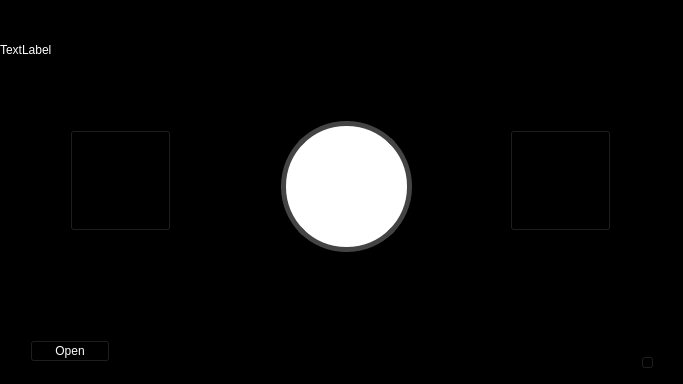
This is ViewLayer/SongPlayerUi.ui in UCSolarCarTeam/Epsilon-Onboard-Media-Control as Qt 5 draws it before an edit. The edited form follows.
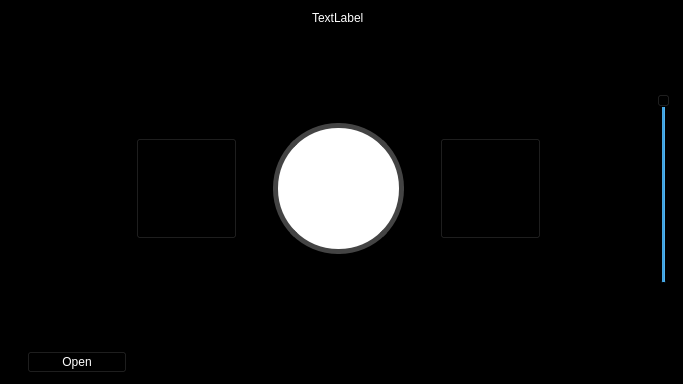
This is the edited form. Icons and pictures are not drawn.

Diff of the .ui file:
```diff
--- a/ViewLayer/SongPlayerUi.ui
+++ b/ViewLayer/SongPlayerUi.ui
@@ -19,14 +19,20 @@
   <property name="styleSheet">
    <string notr="true">background-color:black;</string>
   </property>
+  <layout class="QGridLayout" name="gridLayout">
+   <item row="9" column="1" alignment="Qt::AlignLeft|Qt::AlignBottom">
   <widget class="QPushButton" name="OpenButton">
-   <property name="geometry">
-    <rect>
-     <x>30</x>
-     <y>340</y>
-     <width>80</width>
-     <height>22</height>
-    </rect>
+     <property name="sizePolicy">
+      <sizepolicy hsizetype="Fixed" vsizetype="Fixed">
+       <horstretch>0</horstretch>
+       <verstretch>0</verstretch>
+      </sizepolicy>
+     </property>
+     <property name="minimumSize">
+      <size>
+       <width>100</width>
+       <height>0</height>
+      </size>
    </property>
    <property name="styleSheet">
     <string notr="true">color: white</string>
@@ -35,59 +41,26 @@
     <string>Open</string>
    </property>
   </widget>
-  <widget class="QLabel" name="infoLabel">
-   <property name="geometry">
-    <rect>
-     <x>0</x>
-     <y>40</y>
-     <width>681</width>
-     <height>20</height>
-    </rect>
-   </property>
-   <property name="styleSheet">
-    <string notr="true">color: white</string>
-   </property>
-   <property name="text">
-    <string>TextLabel</string>
-   </property>
-  </widget>
-  <widget class="QPushButton" name="nextSong">
-   <property name="geometry">
-    <rect>
-     <x>510</x>
-     <y>130</y>
-     <width>101</width>
-     <height>101</height>
-    </rect>
-   </property>
-   <property name="styleSheet">
-    <string notr="true">border-image: url(:/Resources/Next.png);</string>
-   </property>
-   <property name="text">
-    <string/>
-   </property>
-  </widget>
-  <widget class="QPushButton" name="prevSong">
-   <property name="geometry">
-    <rect>
-     <x>70</x>
-     <y>130</y>
-     <width>101</width>
-     <height>101</height>
-    </rect>
-   </property>
-   <property name="styleSheet">
-    <string notr="true">border-image: url(:/Resources/Previous.png);</string>
-   </property>
-   <property name="text">
-    <string/>
-   </property>
-  </widget>
+   </item>
+   <item row="4" column="5">
+    <widget class="QWidget" name="widget" native="true">
+     <property name="sizePolicy">
+      <sizepolicy hsizetype="Fixed" vsizetype="Fixed">
+       <horstretch>0</horstretch>
+       <verstretch>0</verstretch>
+      </sizepolicy>
+     </property>
+     <property name="minimumSize">
+      <size>
+       <width>191</width>
+       <height>191</height>
+      </size>
+     </property>
   <widget class="QPushButton" name="PlayButton">
    <property name="geometry">
     <rect>
-     <x>281</x>
-     <y>121</y>
+        <x>30</x>
+        <y>30</y>
      <width>131</width>
      <height>131</height>
     </rect>
@@ -112,34 +85,166 @@
   <widget class="QWidget" name="verticalLayoutWidget">
    <property name="geometry">
     <rect>
-     <x>250</x>
-     <y>90</y>
+        <x>0</x>
+        <y>0</y>
      <width>191</width>
      <height>191</height>
     </rect>
    </property>
    <layout class="QVBoxLayout" name="progressBarContainer"/>
   </widget>
-  <widget class="QSlider" name="volumeControl">
-   <property name="geometry">
-    <rect>
-     <x>640</x>
-     <y>210</y>
-     <width>16</width>
-     <height>160</height>
-    </rect>
-   </property>
-   <property name="orientation">
-    <enum>Qt::Vertical</enum>
-   </property>
-  </widget>
-  <zorder>OpenButton</zorder>
-  <zorder>infoLabel</zorder>
-  <zorder>nextSong</zorder>
-  <zorder>prevSong</zorder>
   <zorder>verticalLayoutWidget</zorder>
   <zorder>PlayButton</zorder>
-  <zorder>volumeControl</zorder>
+    </widget>
+   </item>
+   <item row="5" column="6">
+    <spacer name="horizontalSpacer">
+     <property name="orientation">
+      <enum>Qt::Horizontal</enum>
+     </property>
+     <property name="sizeType">
+      <enum>QSizePolicy::Expanding</enum>
+     </property>
+     <property name="sizeHint" stdset="0">
+      <size>
+       <width>40</width>
+       <height>20</height>
+      </size>
+     </property>
+    </spacer>
+   </item>
+   <item row="4" column="8">
+    <widget class="QSlider" name="volumeControl">
+     <property name="sizePolicy">
+      <sizepolicy hsizetype="Fixed" vsizetype="Preferred">
+       <horstretch>0</horstretch>
+       <verstretch>0</verstretch>
+      </sizepolicy>
+     </property>
+     <property name="minimumSize">
+      <size>
+       <width>16</width>
+       <height>0</height>
+      </size>
+     </property>
+     <property name="sliderPosition">
+      <number>99</number>
+     </property>
+     <property name="orientation">
+      <enum>Qt::Vertical</enum>
+     </property>
+    </widget>
+   </item>
+   <item row="4" column="1" alignment="Qt::AlignRight|Qt::AlignVCenter">
+    <widget class="QPushButton" name="prevSong">
+     <property name="sizePolicy">
+      <sizepolicy hsizetype="Fixed" vsizetype="Fixed">
+       <horstretch>0</horstretch>
+       <verstretch>0</verstretch>
+      </sizepolicy>
+     </property>
+     <property name="minimumSize">
+      <size>
+       <width>101</width>
+       <height>101</height>
+      </size>
+     </property>
+     <property name="styleSheet">
+      <string notr="true">border-image: url(:/Resources/Previous.png);</string>
+     </property>
+     <property name="text">
+      <string/>
+     </property>
+    </widget>
+   </item>
+   <item row="4" column="6" alignment="Qt::AlignLeft|Qt::AlignVCenter">
+    <widget class="QPushButton" name="nextSong">
+     <property name="sizePolicy">
+      <sizepolicy hsizetype="Fixed" vsizetype="Fixed">
+       <horstretch>0</horstretch>
+       <verstretch>0</verstretch>
+      </sizepolicy>
+     </property>
+     <property name="minimumSize">
+      <size>
+       <width>101</width>
+       <height>101</height>
+      </size>
+     </property>
+     <property name="styleSheet">
+      <string notr="true">border-image: url(:/Resources/Next.png);</string>
+     </property>
+     <property name="text">
+      <string/>
+     </property>
+    </widget>
+   </item>
+   <item row="5" column="5">
+    <spacer name="verticalSpacer">
+     <property name="orientation">
+      <enum>Qt::Vertical</enum>
+     </property>
+     <property name="sizeHint" stdset="0">
+      <size>
+       <width>20</width>
+       <height>40</height>
+      </size>
+     </property>
+    </spacer>
+   </item>
+   <item row="5" column="1">
+    <spacer name="horizontalSpacer_2">
+     <property name="orientation">
+      <enum>Qt::Horizontal</enum>
+     </property>
+     <property name="sizeHint" stdset="0">
+      <size>
+       <width>40</width>
+       <height>20</height>
+      </size>
+     </property>
+    </spacer>
+   </item>
+   <item row="5" column="0">
+    <spacer name="horizontalSpacer_3">
+     <property name="orientation">
+      <enum>Qt::Horizontal</enum>
+     </property>
+     <property name="sizeType">
+      <enum>QSizePolicy::Fixed</enum>
+     </property>
+     <property name="sizeHint" stdset="0">
+      <size>
+       <width>16</width>
+       <height>20</height>
+      </size>
+     </property>
+    </spacer>
+   </item>
+   <item row="3" column="5">
+    <spacer name="verticalSpacer_2">
+     <property name="orientation">
+      <enum>Qt::Vertical</enum>
+     </property>
+     <property name="sizeHint" stdset="0">
+      <size>
+       <width>20</width>
+       <height>40</height>
+      </size>
+     </property>
+    </spacer>
+   </item>
+   <item row="2" column="5" alignment="Qt::AlignHCenter">
+    <widget class="QLabel" name="infoLabel">
+     <property name="styleSheet">
+      <string notr="true">color: white</string>
+     </property>
+     <property name="text">
+      <string>TextLabel</string>
+     </property>
+    </widget>
+   </item>
+  </layout>
  </widget>
  <resources/>
  <connections/>
```
Lines whose indentation alone changed are shown as unchanged.
